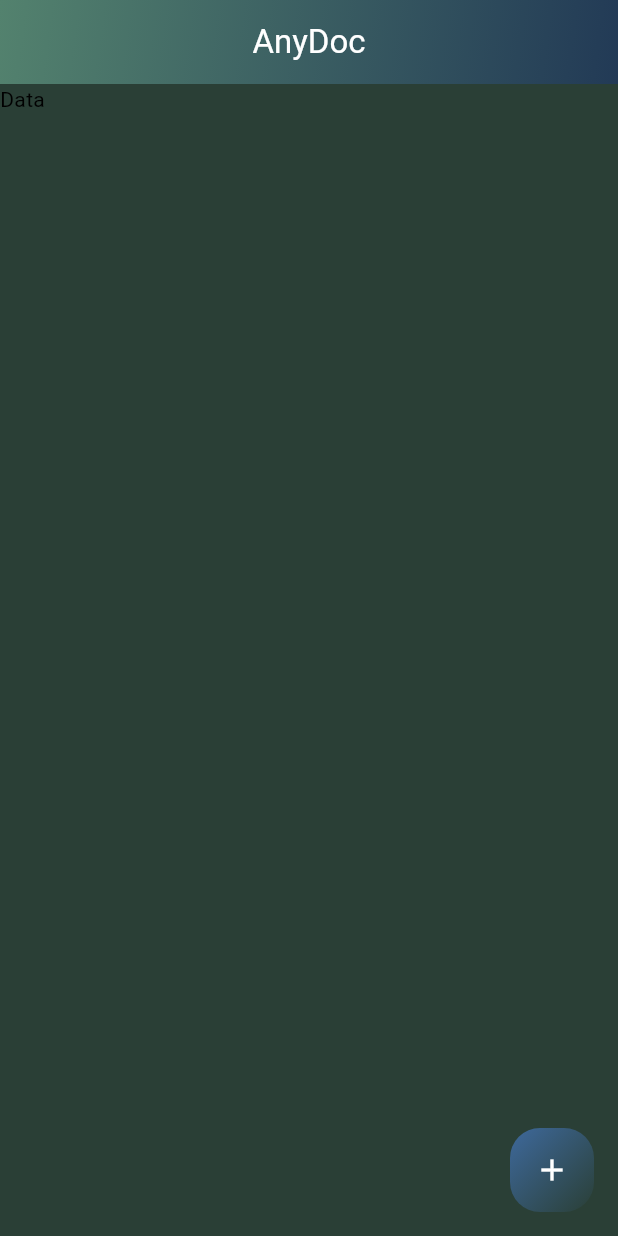
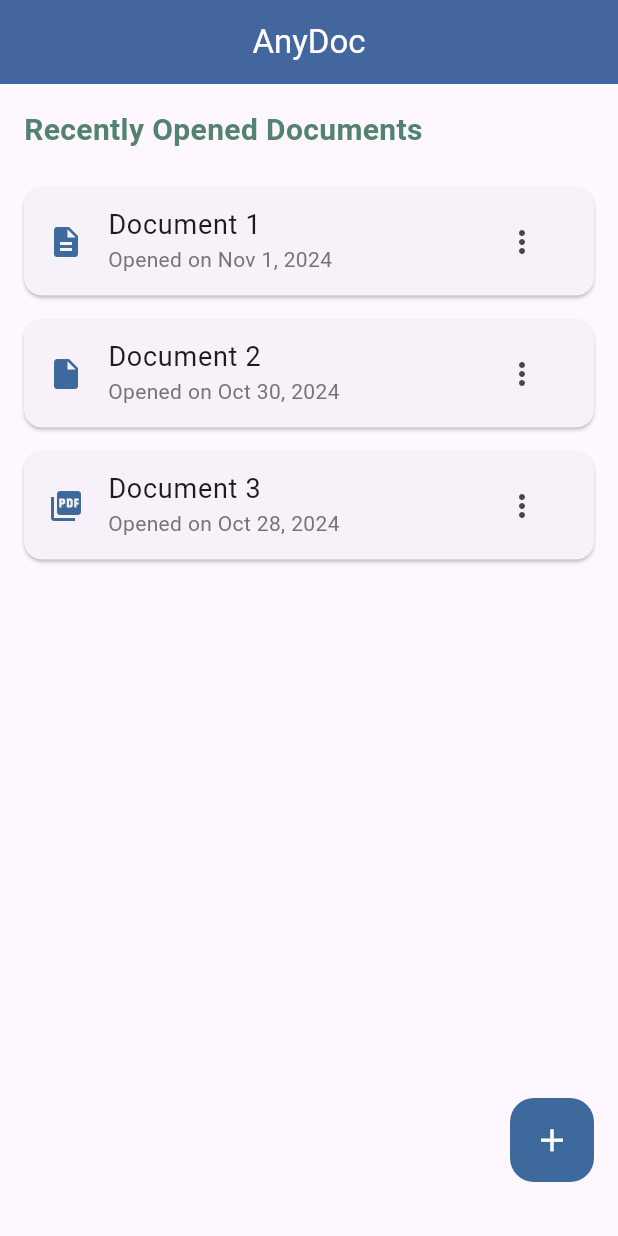
Before and after one commit to santoshvandari/AnyDoc, a Flutter app: the screen it shows after launch, on a phone screen of 412 x 824 dp. Run offline on Flutter 3.47's test engine with Material 3 defaults, Android fonts, the phone set to English and light mode, and no system bars; our stand-ins replace file_picker; missing offline and left inert: flutter_pdfview.

Commit message:
Added and fixed the App

```diff
--- a/lib/main.dart
+++ b/lib/main.dart
@@ -10,27 +10,9 @@ class AnyDocApp extends StatelessWidget {
 
   @override
   Widget build(BuildContext context) {
-    return MaterialApp(
+    return const MaterialApp(
       debugShowCheckedModeBanner: false,
       title: "AnyDoc App",
-      theme: ThemeData(
-        primaryColor: const Color(0xFF53826E),
-        primaryColorDark: const Color(0xFF223A56),
-        scaffoldBackgroundColor: const Color(0xFF2A3F36),
-        colorScheme: ColorScheme.fromSwatch().copyWith(
-          primary: const Color(0xFF53826E),
-          secondary: const Color(0xFF3E699C),
-          surface: const Color(0xFF223A56),
-        ),
-        appBarTheme: const AppBarTheme(
-          backgroundColor: Color(0xFF223A56),
-          foregroundColor: Colors.white,
-        ),
-        buttonTheme: const ButtonThemeData(
-          buttonColor: Color(0xFF3E699C),
-          textTheme: ButtonTextTheme.primary,
-        ),
-      ),
       home: HomeScreen(),
     );
   }
--- a/lib/screens/home_screen.dart
+++ b/lib/screens/home_screen.dart
@@ -9,44 +9,27 @@ class HomeScreen extends StatelessWidget {
     return SafeArea(
       child: Scaffold(
         appBar: AppBar(
-          flexibleSpace: Container(
-            decoration: const BoxDecoration(
-              gradient: LinearGradient(
-                colors: [
-                  Color(0xFF53826E),
-                  Color(0xFF223A56),
-                ],
-                begin: Alignment.topLeft,
-                end: Alignment.bottomRight,
-              ),
-            ),
-          ),
+          backgroundColor: const Color(0xFF3E699C),
           title: const Text('AnyDoc'),
           centerTitle: true,
-          backgroundColor: Colors.transparent,
+          foregroundColor: Colors.white,
+          elevation: 5,
         ),
         body: const RecentScreen(),
         floatingActionButton: Container(
-          decoration: const BoxDecoration(
-            shape: BoxShape.rectangle,
-            borderRadius: BorderRadius.all(Radius.circular(20)),
-            gradient: LinearGradient(
-              colors: [
-                Color(0xFF3e699c),
-                Color(0xFF2a3f36),
-              ],
-              begin: Alignment.topLeft,
-              end: Alignment.bottomRight,
-            ),
-          ),
+          margin: const EdgeInsets.only(bottom: 20),
           child: FloatingActionButton(
             onPressed: () {
               // Adding the Action to be performed on Floating Action Button
               debugPrint('Floating Action Button Pressed');
             },
-            backgroundColor: Colors.transparent,
+            backgroundColor: const Color(0xFF3E699C),
             elevation: 0,
-            child: const Icon(Icons.add),
+            child: const Icon(
+              Icons.add,
+              size: 25,
+              color: Colors.white,
+            ),
           ),
         ),
       ),
--- a/lib/screens/recent_screen.dart
+++ b/lib/screens/recent_screen.dart
@@ -5,8 +5,76 @@ class RecentScreen extends StatelessWidget {
 
   @override
   Widget build(BuildContext context) {
-    return const Scaffold(
-      body: Text("Data"),
+    // Mock data for recently opened documents
+    final recentDocuments = [
+      {'title': 'Document 1', 'date': 'Nov 1, 2024', 'icon': Icons.description},
+      {
+        'title': 'Document 2',
+        'date': 'Oct 30, 2024',
+        'icon': Icons.insert_drive_file
+      },
+      {
+        'title': 'Document 3',
+        'date': 'Oct 28, 2024',
+        'icon': Icons.picture_as_pdf
+      },
+    ];
+
+    return Scaffold(
+      body: Padding(
+        padding: const EdgeInsets.all(16.0),
+        child: Column(
+          crossAxisAlignment: CrossAxisAlignment.start,
+          children: [
+            const Text(
+              'Recently Opened Documents',
+              style: TextStyle(
+                fontSize: 20,
+                fontWeight: FontWeight.bold,
+                color: Color(0xFF53826E),
+              ),
+            ),
+            const SizedBox(height: 16),
+            Expanded(
+              child: ListView.builder(
+                itemCount: recentDocuments.length,
+                itemBuilder: (context, index) {
+                  final document = recentDocuments[index];
+                  return Card(
+                    shape: RoundedRectangleBorder(
+                      borderRadius: BorderRadius.circular(12),
+                    ),
+                    margin: const EdgeInsets.symmetric(vertical: 8),
+                    child: ListTile(
+                      leading: Icon(
+                        document['icon'] as IconData,
+                        color: const Color(0xFF3E699C),
+                      ),
+                      title: Text(
+                        document['title'] as String,
+                        style: const TextStyle(fontSize: 18),
+                      ),
+                      subtitle: Text(
+                        'Opened on ${document['date']}',
+                        style: TextStyle(color: Colors.grey[600]),
+                      ),
+                      trailing: IconButton(
+                        icon: const Icon(Icons.more_vert),
+                        onPressed: () {
+                          // Action for more options
+                        },
+                      ),
+                      onTap: () {
+                        // Action to open the document
+                      },
+                    ),
+                  );
+                },
+              ),
+            ),
+          ],
+        ),
+      ),
     );
   }
 }
```
